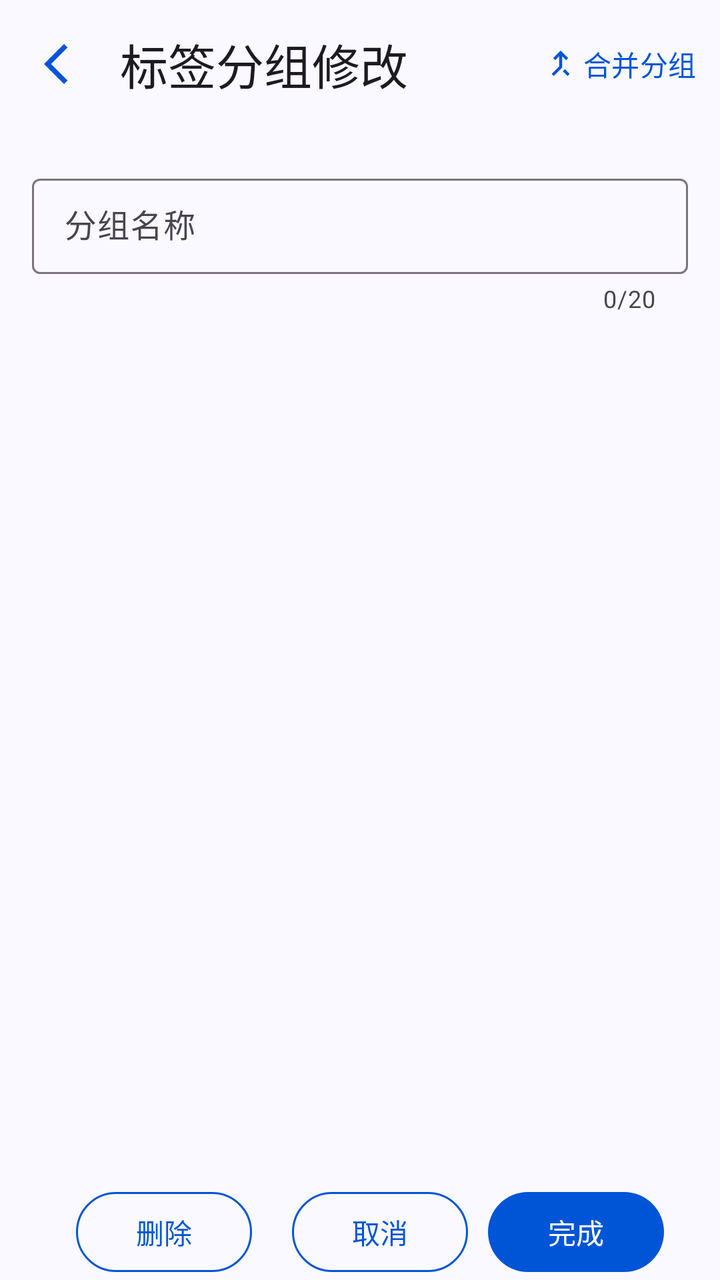
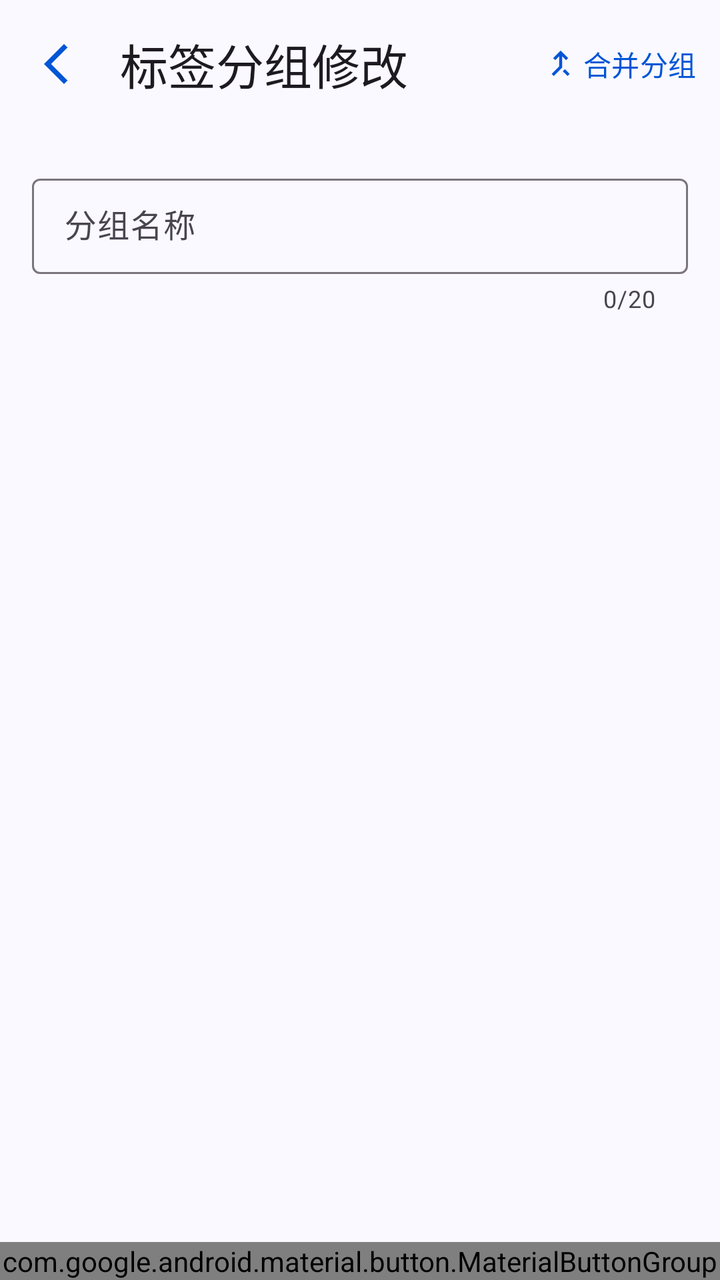

An Android layout rendered at two revisions. The XML below is the earlier revision; the diff shows what the commit changed to produce the second picture.
<!-- AndroidManifest.xml: application theme Theme.ManagerAssistant.Static -->
<!-- res/layout/activity_group_modify.xml -->
<androidx.constraintlayout.widget.ConstraintLayout xmlns:android="http://schemas.android.com/apk/res/android"
    xmlns:app="http://schemas.android.com/apk/res-auto"
    xmlns:tools="http://schemas.android.com/tools"
    style="@style/CommonPageStyle"
    android:layout_width="match_parent"
    android:layout_height="match_parent"
    tools:context=".ui.pages.bookkeeping.tag.GroupModifyActivity">

    <com.google.android.material.appbar.MaterialToolbar
        android:id="@+id/toolbar"
        android:layout_width="match_parent"
        android:layout_height="?attr/actionBarSize"
        app:layout_constraintEnd_toEndOf="parent"
        app:layout_constraintStart_toStartOf="parent"
        app:layout_constraintTop_toTopOf="parent"
        app:title="标签分组修改">

        <com.google.android.material.button.MaterialButton
            android:id="@+id/merge_btn"
            style="@style/TextBtnStyle"
            android:layout_width="wrap_content"
            android:layout_height="wrap_content"
            android:layout_gravity="end"
            android:text="@string/group_merge"
            app:icon="@drawable/outline_call_merge_24"
            app:iconGravity="textStart" />
    </com.google.android.material.appbar.MaterialToolbar>

    <ScrollView
        android:layout_width="match_parent"
        android:layout_height="0dp"
        app:layout_constraintBottom_toTopOf="@+id/btn_card_view"
        app:layout_constraintTop_toBottomOf="@+id/toolbar">

        <LinearLayout
            android:layout_width="match_parent"
            android:layout_height="wrap_content"
            android:orientation="vertical"
            android:padding="16dp">

            <com.google.android.material.textfield.TextInputLayout
                android:id="@+id/group_name_layout"
                style="@style/CommonTextInputLayoutStyle"
                android:layout_width="match_parent"
                android:layout_height="wrap_content"
                app:counterMaxLength="20"
                app:endIconDrawable="@drawable/baseline_clear_24"
                app:endIconMode="clear_text">

                <com.google.android.material.textfield.TextInputEditText
                    android:id="@+id/tag_group_input"
                    style="@style/UserInputEditTextStyle"
                    android:layout_width="match_parent"
                    android:layout_height="match_parent"
                    android:hint="@string/group_name" />
            </com.google.android.material.textfield.TextInputLayout>
        </LinearLayout>
    </ScrollView>

    <com.google.android.material.card.MaterialCardView
        android:id="@+id/btn_card_view"
        style="@style/BottomRightAngleCardStyle"
        android:layout_width="match_parent"
        android:layout_height="wrap_content"
        app:layout_constraintBottom_toBottomOf="parent">

        <LinearLayout
            android:layout_width="match_parent"
            android:layout_height="match_parent"
            android:gravity="center"
            android:orientation="horizontal">

            <com.google.android.material.button.MaterialButton
                android:id="@+id/delete_btn"
                style="@style/OutlinedBtnStyle"
                android:layout_width="wrap_content"
                android:layout_height="wrap_content"
                android:text="@string/delete" />

            <com.google.android.material.button.MaterialButton
                android:id="@+id/cancel_btn"
                style="@style/OutlinedBtnStyle"
                android:layout_width="wrap_content"
                android:layout_height="wrap_content"
                android:text="@string/cancel" />

            <com.google.android.material.button.MaterialButton
                android:id="@+id/finish_btn"
                style="@style/CommonBtnStyle"
                android:layout_width="wrap_content"
                android:layout_height="wrap_content"
                android:text="@string/finish" />
        </LinearLayout>
    </com.google.android.material.card.MaterialCardView>
</androidx.constraintlayout.widget.ConstraintLayout>
<!-- resources referenced by this layout -->
<resources>
  <!-- drawable baseline_clear_24 (drawable) -->
  <vector xmlns:android="http://schemas.android.com/apk/res/android" android:height="24dp" android:tint="#000000" android:viewportHeight="24" android:viewportWidth="24" android:width="24dp">
        
      <path android:fillColor="@android:color/white" android:pathData="M19,6.41L17.59,5 12,10.59 6.41,5 5,6.41 10.59,12 5,17.59 6.41,19 12,13.41 17.59,19 19,17.59 13.41,12z"/>
      
  </vector>
  <string name="cancel">取消</string>
  <string name="delete">删除</string>
  <string name="finish">完成</string>
  <string name="group_merge">合并分组</string>
  <string name="group_name">分组名称</string>
  <style name="BottomRightAngleCardStyle" parent="CardStyleBase">
          <item name="cardCornerRadius">0dp</item>
          <item name="cardBackgroundColor">@android:color/transparent</item>
      </style>
  <style name="CommonBtnStyle" parent="Widget.Material3.Button">
          <item name="android:textColor">?attr/colorOnPrimary</item>
          <item name="layout_goneMarginStart">5dp</item>
          <item name="layout_goneMarginEnd">5dp</item>
          <item name="layout_goneMarginTop">5dp</item>
          <item name="layout_goneMarginBottom">5dp</item>
          <item name="iconTintMode">add</item>
      </style>
  <style name="CommonPageStyle">
          <item name="android:fitsSystemWindows">true</item>
          <item name="android:background">?attr/colorSurface</item>
      </style>
  <style name="CommonTextInputLayoutStyle" parent="Widget.Material3.TextInputLayout.OutlinedBox.Dense">
          <item name="errorEnabled">true</item>
          <item name="counterEnabled">true</item>
          <item name="helperTextEnabled">true</item>
          <item name="android:layout_marginTop">4dp</item>
          <item name="android:layout_marginBottom">4dp</item>
      </style>
  <style name="OutlinedBtnStyle" parent="Widget.Material3.Button.OutlinedButton">
          <item name="android:textColor">?attr/colorPrimary</item>
          <item name="strokeColor">?attr/colorPrimary</item>
          <item name="strokeWidth">1dp</item>
          <item name="iconGravity">textStart</item>
          <item name="android:layout_marginStart">10dp</item>
          <item name="android:layout_marginEnd">10dp</item>
      </style>
  <style name="TextBtnStyle" parent="Widget.Material3.Button.TextButton">
          <item name="android:textColor">?attr/colorPrimary</item>
          <item name="iconPadding">2dp</item>
      </style>
  <style name="UserInputEditTextStyle" parent="Widget.Material3.TextInputEditText.OutlinedBox.Dense">
          <item name="android:inputType">text</item>
          <item name="android:textColorHighlight">?attr/colorSurfaceVariant</item>
          <item name="android:maxLength">20</item>
      </style>
  <style name="CardStyleBase" parent="Widget.Material3.CardView.Filled">
          <item name="cardBackgroundColor">@color/card_background_color</item>
      </style>
  <color name="color_primary">#0055d6</color>
  <color name="color_on_primary">#ffffff</color>
  <color name="color_primary_container">#d8e1fe</color>
  <color name="color_secondary_container">#e0e1ff</color>
  <color name="color_surface">#faf9ff</color>
  <color name="color_surface_container">#ebedfa</color>
  <color name="color_surface_container_low">#edeffc</color>
  <!-- drawable outline_arrow_back_ios_new_24 (drawable) -->
  <vector xmlns:android="http://schemas.android.com/apk/res/android" android:height="24dp" android:tint="#000000" android:viewportHeight="960" android:viewportWidth="960" android:width="24dp">
        
      <path android:fillColor="@android:color/white" android:pathData="M640,880L240,480L640,80L711,151L382,480L711,809L640,880Z"/>
      
  </vector>
  <!-- unchanged entries left out for length: 3 -->
</resources>

<!-- the commit's change to res/layout/activity_group_modify.xml (unified diff, before → after) -->
@@ -29,7 +29,7 @@
     <ScrollView
         android:layout_width="match_parent"
         android:layout_height="0dp"
-        app:layout_constraintBottom_toTopOf="@+id/btn_card_view"
+        app:layout_constraintBottom_toTopOf="@+id/bottom_btn_group"
         app:layout_constraintTop_toBottomOf="@+id/toolbar">
 
         <LinearLayout
@@ -57,39 +57,32 @@
         </LinearLayout>
     </ScrollView>
 
-    <com.google.android.material.card.MaterialCardView
-        android:id="@+id/btn_card_view"
-        style="@style/BottomRightAngleCardStyle"
+    <com.google.android.material.button.MaterialButtonGroup
+        android:id="@+id/bottom_btn_group"
         android:layout_width="match_parent"
         android:layout_height="wrap_content"
+        android:gravity="center_horizontal"
         app:layout_constraintBottom_toBottomOf="parent">
 
-        <LinearLayout
-            android:layout_width="match_parent"
-            android:layout_height="match_parent"
-            android:gravity="center"
-            android:orientation="horizontal">
+        <com.google.android.material.button.MaterialButton
+            android:id="@+id/delete_btn"
+            style="@style/OutlinedBtnStyle"
+            android:layout_width="wrap_content"
+            android:layout_height="wrap_content"
+            android:text="@string/delete" />
 
-            <com.google.android.material.button.MaterialButton
-                android:id="@+id/delete_btn"
-                style="@style/OutlinedBtnStyle"
-                android:layout_width="wrap_content"
-                android:layout_height="wrap_content"
-                android:text="@string/delete" />
+        <com.google.android.material.button.MaterialButton
+            android:id="@+id/cancel_btn"
+            style="@style/OutlinedBtnStyle"
+            android:layout_width="wrap_content"
+            android:layout_height="wrap_content"
+            android:text="@string/cancel" />
 
-            <com.google.android.material.button.MaterialButton
-                android:id="@+id/cancel_btn"
-                style="@style/OutlinedBtnStyle"
-                android:layout_width="wrap_content"
-                android:layout_height="wrap_content"
-                android:text="@string/cancel" />
-
-            <com.google.android.material.button.MaterialButton
-                android:id="@+id/finish_btn"
-                style="@style/CommonBtnStyle"
-                android:layout_width="wrap_content"
-                android:layout_height="wrap_content"
-                android:text="@string/finish" />
-        </LinearLayout>
-    </com.google.android.material.card.MaterialCardView>
+        <com.google.android.material.button.MaterialButton
+            android:id="@+id/finish_btn"
+            style="@style/CommonBtnStyle"
+            android:layout_width="wrap_content"
+            android:layout_height="wrap_content"
+            android:text="@string/finish" />
+    </com.google.android.material.button.MaterialButtonGroup>
 </androidx.constraintlayout.widget.ConstraintLayout>
<!-- resource entries referenced after the edit -->
@@ -11,10 +11,6 @@
   <string name="finish">完成</string>
   <string name="group_merge">合并分组</string>
   <string name="group_name">分组名称</string>
-  <style name="BottomRightAngleCardStyle" parent="CardStyleBase">
-          <item name="cardCornerRadius">0dp</item>
-          <item name="cardBackgroundColor">@android:color/transparent</item>
-      </style>
   <style name="CommonBtnStyle" parent="Widget.Material3.Button">
           <item name="android:textColor">?attr/colorOnPrimary</item>
           <item name="layout_goneMarginStart">5dp</item>
@@ -51,9 +47,6 @@
           <item name="android:textColorHighlight">?attr/colorSurfaceVariant</item>
           <item name="android:maxLength">20</item>
       </style>
-  <style name="CardStyleBase" parent="Widget.Material3.CardView.Filled">
-          <item name="cardBackgroundColor">@color/card_background_color</item>
-      </style>
   <color name="color_primary">#0055d6</color>
   <color name="color_on_primary">#ffffff</color>
   <color name="color_primary_container">#d8e1fe</color>
